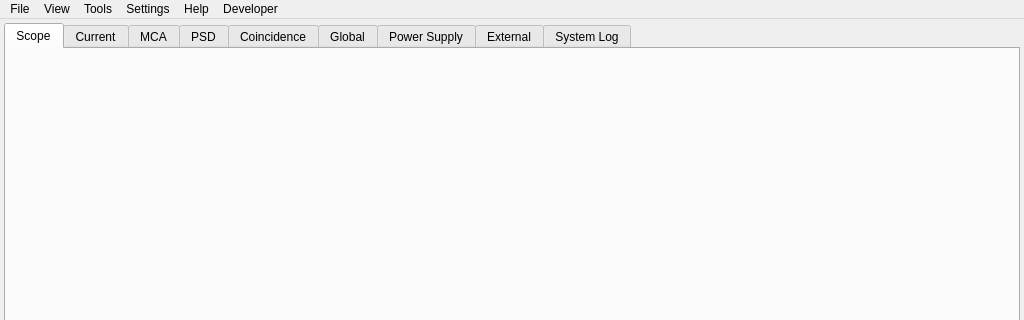
Above: forms/main_window.ui from nucliflare/nlab-digitizer-community before the change; both pictures show x 0 to 1024 and y 0 to 320 of the 1024 by 768 pixel window. Below: the same form after it.
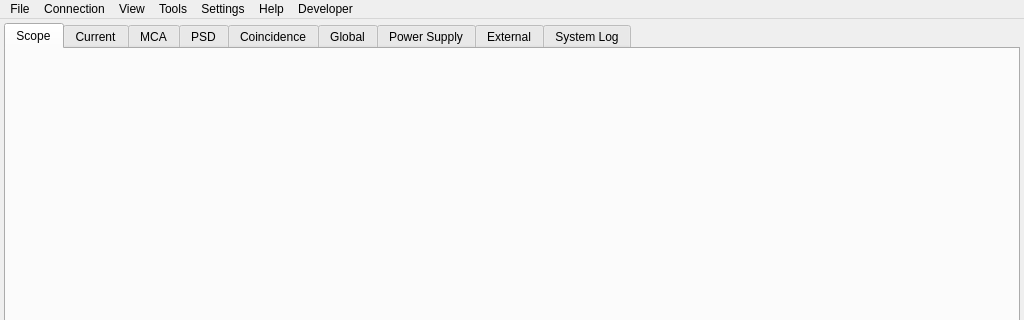
That is the form after the change. Custom widgets are drawn as their Qt base class.

What changed in the file:
```diff
--- a/forms/main_window.ui
+++ b/forms/main_window.ui
@@ -147,6 +147,11 @@
     <addaction name="separator"/>
     <addaction name="actionExit"/>
    </widget>
+   <widget class="QMenu" name="menuConnection">
+    <property name="title"><string>Connection</string></property>
+    <addaction name="actionReconnectDevice"/>
+    <addaction name="actionRefreshModbus"/>
+   </widget>
    <widget class="QMenu" name="menuHelp">
     <property name="title"><string>Help</string></property>
     <addaction name="actionAbout"/>
@@ -182,6 +187,7 @@
     <addaction name="actionOpenWaveformFile"/>
    </widget>
    <addaction name="menuFile"/>
+   <addaction name="menuConnection"/>
    <addaction name="menuView"/>
    <addaction name="menuTools"/>
    <addaction name="menuSettings"/>
```
Left out of the diff: 6 changed lines with no effect on the pictures.
